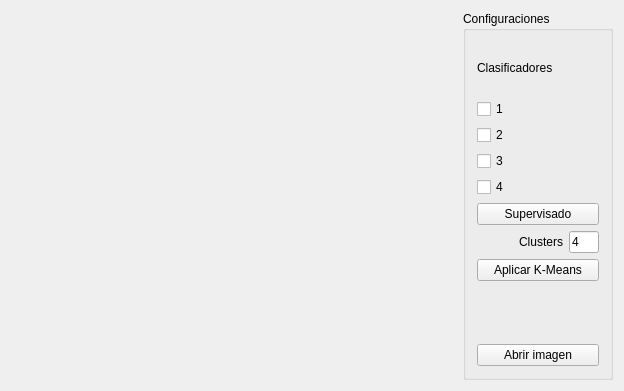
This is principal.ui in cosimani/TeleVision as Qt 5 draws it before an edit. The edited form follows.
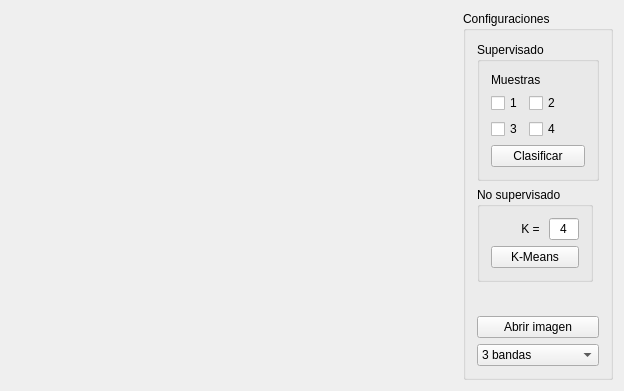
This is the edited form. Custom widgets are drawn as their Qt base class.

```diff
--- a/principal.ui
+++ b/principal.ui
@@ -39,14 +39,78 @@
       <string>Configuraciones</string>
      </property>
      <layout class="QGridLayout" name="gridLayout_2">
-      <item row="9" column="0" colspan="2">
+      <item row="0" column="0" colspan="2">
+       <widget class="QGroupBox" name="gbSupervisado">
+        <property name="title">
+         <string>Supervisado</string>
+        </property>
+        <layout class="QGridLayout" name="gridLayout_3">
+         <item row="2" column="0">
+          <widget class="QCheckBox" name="cbClasif3">
+           <property name="text">
+            <string>3</string>
+           </property>
+          </widget>
+         </item>
+         <item row="0" column="0" colspan="3">
+          <widget class="QLabel" name="lClasif">
+           <property name="text">
+            <string>Muestras</string>
+           </property>
+          </widget>
+         </item>
+         <item row="1" column="0">
+          <widget class="QCheckBox" name="cbClasif1">
+           <property name="text">
+            <string>1</string>
+           </property>
+          </widget>
+         </item>
+         <item row="1" column="1">
+          <widget class="QCheckBox" name="cbClasif2">
+           <property name="text">
+            <string>2</string>
+           </property>
+          </widget>
+         </item>
+         <item row="2" column="1">
+          <widget class="QCheckBox" name="cbClasif4">
+           <property name="text">
+            <string>4</string>
+           </property>
+          </widget>
+         </item>
+         <item row="3" column="0" colspan="3">
+          <widget class="QPushButton" name="pbSupervisado">
+           <property name="text">
+            <string>Clasificar</string>
+           </property>
+          </widget>
+         </item>
+        </layout>
+       </widget>
+      </item>
+      <item row="10" column="0" colspan="2">
        <widget class="QPushButton" name="pbAbrir">
         <property name="text">
          <string>Abrir imagen</string>
         </property>
        </widget>
       </item>
-      <item row="6" column="1">
+      <item row="1" column="0">
+       <widget class="QGroupBox" name="gbNoSupervisado">
+        <property name="title">
+         <string>No supervisado</string>
+        </property>
+        <layout class="QGridLayout" name="gridLayout_4">
+         <item row="1" column="0" colspan="2">
+          <widget class="QPushButton" name="pbKmeans">
+           <property name="text">
+            <string>K-Means</string>
+           </property>
+          </widget>
+         </item>
+         <item row="0" column="1">
        <widget class="QLineEdit" name="leClusters">
         <property name="maximumSize">
          <size>
@@ -57,68 +121,54 @@
         <property name="text">
          <string>4</string>
         </property>
-       </widget>
-      </item>
-      <item row="2" column="0" colspan="2">
-       <widget class="QCheckBox" name="cbClasif2">
-        <property name="text">
-         <string>2</string>
+           <property name="alignment">
+            <set>Qt::AlignCenter</set>
         </property>
        </widget>
       </item>
-      <item row="4" column="0" colspan="2">
-       <widget class="QCheckBox" name="cbClasif4">
-        <property name="text">
-         <string>4</string>
-        </property>
-       </widget>
-      </item>
-      <item row="8" column="0" colspan="2">
-       <widget class="Logo" name="logo" native="true"/>
-      </item>
-      <item row="3" column="0" colspan="2">
-       <widget class="QCheckBox" name="cbClasif3">
-        <property name="text">
-         <string>3</string>
-        </property>
-       </widget>
-      </item>
-      <item row="7" column="0" colspan="2">
-       <widget class="QPushButton" name="pbKmeans">
-        <property name="text">
-         <string>Aplicar K-Means</string>
-        </property>
-       </widget>
-      </item>
-      <item row="1" column="0" colspan="2">
-       <widget class="QCheckBox" name="cbClasif1">
-        <property name="text">
-         <string>1</string>
-        </property>
-       </widget>
-      </item>
-      <item row="6" column="0">
+         <item row="0" column="0">
        <widget class="QLabel" name="lClusters">
         <property name="text">
-         <string>Clusters</string>
+            <string>K = </string>
         </property>
         <property name="alignment">
          <set>Qt::AlignRight|Qt::AlignTrailing|Qt::AlignVCenter</set>
         </property>
        </widget>
       </item>
-      <item row="0" column="0" colspan="2">
-       <widget class="QLabel" name="lClasif">
-        <property name="text">
-         <string>Clasificadores</string>
-        </property>
+        </layout>
        </widget>
       </item>
-      <item row="5" column="0" colspan="2">
-       <widget class="QPushButton" name="pbSupervisado">
+      <item row="2" column="0">
+       <widget class="Logo" name="logo" native="true"/>
+      </item>
+      <item row="11" column="0" colspan="2">
+       <widget class="QComboBox" name="cbBandas">
+        <item>
         <property name="text">
-         <string>Supervisado</string>
-        </property>
+          <string>3 bandas</string>
+         </property>
+        </item>
+        <item>
+         <property name="text">
+          <string>Banda 1</string>
+         </property>
+        </item>
+        <item>
+         <property name="text">
+          <string>Banda 2</string>
+         </property>
+        </item>
+        <item>
+         <property name="text">
+          <string>Banda 3</string>
+         </property>
+        </item>
+        <item>
+         <property name="text">
+          <string/>
+         </property>
+        </item>
        </widget>
       </item>
      </layout>
```
Lines whose indentation alone changed are shown as unchanged.
